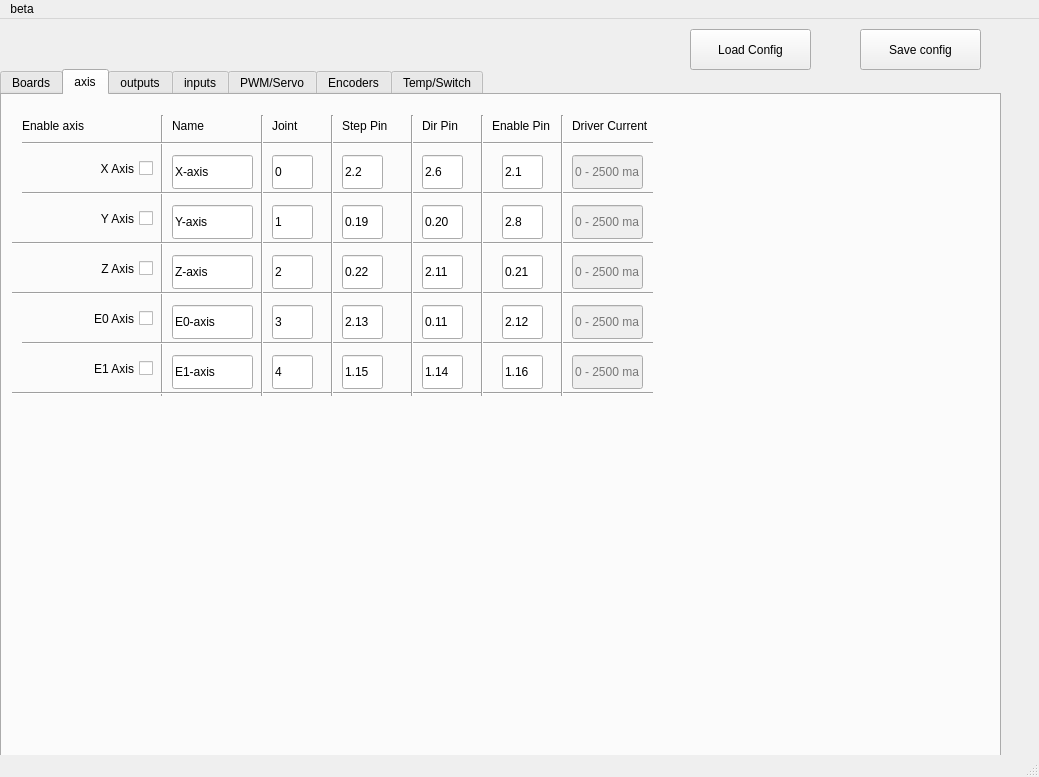
Old version of the form remoreconfig.ui in the repository aaroncnc/Remora-GUI-Config-Tool.
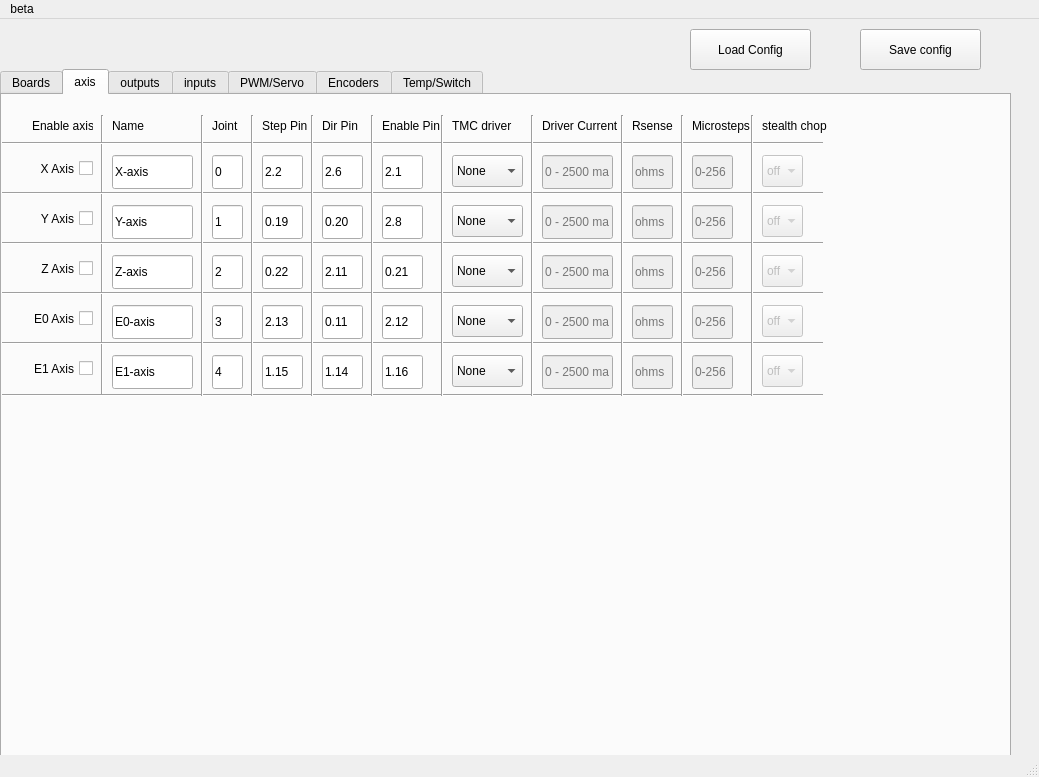
New version of the form. The open tabs and pages were chosen to show the change.

Commit message:
added TMC driver config
added TMC drievr config for both 2208 and 2209
RX pin is hard set for now later update will add this to the gui. edit the txt file if you need to change as it it set for a skr1.4 board

```diff
--- a/remoreconfig.ui
+++ b/remoreconfig.ui
@@ -19,7 +19,7 @@
      <rect>
       <x>0</x>
       <y>50</y>
-      <width>1001</width>
+      <width>1011</width>
       <height>701</height>
      </rect>
     </property>
@@ -124,9 +124,9 @@
      <widget class="QLabel" name="label">
       <property name="geometry">
        <rect>
-        <x>20</x>
+        <x>30</x>
         <y>20</y>
-        <width>91</width>
+        <width>61</width>
         <height>22</height>
        </rect>
       </property>
@@ -137,9 +137,9 @@
      <widget class="QLineEdit" name="xaxisjoint">
       <property name="geometry">
        <rect>
-        <x>270</x>
+        <x>210</x>
         <y>60</y>
-        <width>41</width>
+        <width>31</width>
         <height>34</height>
        </rect>
       </property>
@@ -153,7 +153,7 @@
      <widget class="QLabel" name="label_105">
       <property name="geometry">
        <rect>
-        <x>170</x>
+        <x>110</x>
         <y>20</y>
         <width>68</width>
         <height>22</height>
@@ -166,7 +166,7 @@
      <widget class="QLabel" name="label_106">
       <property name="geometry">
        <rect>
-        <x>270</x>
+        <x>210</x>
         <y>20</y>
         <width>51</width>
         <height>22</height>
@@ -179,7 +179,7 @@
      <widget class="QLineEdit" name="xaxistxt">
       <property name="geometry">
        <rect>
-        <x>170</x>
+        <x>110</x>
         <y>60</y>
         <width>81</width>
         <height>34</height>
@@ -195,7 +195,7 @@
      <widget class="QLabel" name="label_107">
       <property name="geometry">
        <rect>
-        <x>340</x>
+        <x>260</x>
         <y>10</y>
         <width>61</width>
         <height>41</height>
@@ -211,7 +211,7 @@
      <widget class="QLineEdit" name="xaxisstep">
       <property name="geometry">
        <rect>
-        <x>340</x>
+        <x>260</x>
         <y>60</y>
         <width>41</width>
         <height>34</height>
@@ -227,7 +227,7 @@
      <widget class="QLineEdit" name="xaxisdir">
       <property name="geometry">
        <rect>
-        <x>420</x>
+        <x>320</x>
         <y>60</y>
         <width>41</width>
         <height>34</height>
@@ -243,7 +243,7 @@
      <widget class="QLabel" name="label_108">
       <property name="geometry">
        <rect>
-        <x>490</x>
+        <x>380</x>
         <y>10</y>
         <width>81</width>
         <height>41</height>
@@ -259,7 +259,7 @@
      <widget class="QLineEdit" name="xaxisenable">
       <property name="geometry">
        <rect>
-        <x>500</x>
+        <x>380</x>
         <y>60</y>
         <width>41</width>
         <height>34</height>
@@ -275,7 +275,7 @@
      <widget class="QLabel" name="label_109">
       <property name="geometry">
        <rect>
-        <x>420</x>
+        <x>320</x>
         <y>10</y>
         <width>61</width>
         <height>41</height>
@@ -291,9 +291,9 @@
      <widget class="QCheckBox" name="xaxis">
       <property name="geometry">
        <rect>
-        <x>50</x>
+        <x>20</x>
         <y>60</y>
-        <width>101</width>
+        <width>71</width>
         <height>27</height>
        </rect>
       </property>
@@ -307,7 +307,7 @@
      <widget class="QLineEdit" name="yaxistxt">
       <property name="geometry">
        <rect>
-        <x>170</x>
+        <x>110</x>
         <y>110</y>
         <width>81</width>
         <height>34</height>
@@ -323,7 +323,7 @@
      <widget class="QLineEdit" name="yaxisenable">
       <property name="geometry">
        <rect>
-        <x>500</x>
+        <x>380</x>
         <y>110</y>
         <width>41</width>
         <height>34</height>
@@ -339,9 +339,9 @@
      <widget class="QCheckBox" name="yaxis">
       <property name="geometry">
        <rect>
-        <x>50</x>
+        <x>20</x>
         <y>110</y>
-        <width>101</width>
+        <width>71</width>
         <height>27</height>
        </rect>
       </property>
@@ -355,7 +355,7 @@
      <widget class="QLineEdit" name="yaxisdir">
       <property name="geometry">
        <rect>
-        <x>420</x>
+        <x>320</x>
         <y>110</y>
         <width>41</width>
         <height>34</height>
@@ -371,9 +371,9 @@
      <widget class="QLineEdit" name="yaxisjoint">
       <property name="geometry">
        <rect>
-        <x>270</x>
+        <x>210</x>
         <y>110</y>
-        <width>41</width>
+        <width>31</width>
         <height>34</height>
        </rect>
       </property>
@@ -387,7 +387,7 @@
      <widget class="QLineEdit" name="yaxisstep">
       <property name="geometry">
        <rect>
-        <x>340</x>
+        <x>260</x>
         <y>110</y>
         <width>41</width>
         <height>34</height>
@@ -403,7 +403,7 @@
      <widget class="QLineEdit" name="zaxistxt">
       <property name="geometry">
        <rect>
-        <x>170</x>
+        <x>110</x>
         <y>160</y>
         <width>81</width>
         <height>34</height>
@@ -419,7 +419,7 @@
      <widget class="QLineEdit" name="zaxisenable">
       <property name="geometry">
        <rect>
-        <x>500</x>
+        <x>380</x>
         <y>160</y>
         <width>41</width>
         <height>34</height>
@@ -435,9 +435,9 @@
      <widget class="QCheckBox" name="zaxis">
       <property name="geometry">
        <rect>
-        <x>50</x>
+        <x>20</x>
         <y>160</y>
-        <width>101</width>
+        <width>71</width>
         <height>27</height>
        </rect>
       </property>
@@ -451,7 +451,7 @@
      <widget class="QLineEdit" name="zaxisdir">
       <property name="geometry">
        <rect>
-        <x>420</x>
+        <x>320</x>
         <y>160</y>
         <width>41</width>
         <height>34</height>
@@ -467,9 +467,9 @@
      <widget class="QLineEdit" name="zaxisjoint">
       <property name="geometry">
        <rect>
-        <x>270</x>
+        <x>210</x>
         <y>160</y>
-        <width>41</width>
+        <width>31</width>
         <height>34</height>
        </rect>
       </property>
@@ -483,7 +483,7 @@
      <widget class="QLineEdit" name="zaxisstep">
       <property name="geometry">
        <rect>
-        <x>340</x>
+        <x>260</x>
         <y>160</y>
         <width>41</width>
         <height>34</height>
@@ -499,7 +499,7 @@
      <widget class="QLineEdit" name="e0axistxt">
       <property name="geometry">
        <rect>
-        <x>170</x>
+        <x>110</x>
         <y>210</y>
         <width>81</width>
         <height>34</height>
@@ -515,7 +515,7 @@
      <widget class="QLineEdit" name="e0axisenable">
       <property name="geometry">
        <rect>
-        <x>500</x>
+        <x>380</x>
         <y>210</y>
         <width>41</width>
         <height>34</height>
@@ -531,9 +531,9 @@
      <widget class="QCheckBox" name="e0axis">
       <property name="geometry">
        <rect>
-        <x>50</x>
+        <x>20</x>
         <y>210</y>
-        <width>101</width>
+        <width>71</width>
         <height>27</height>
        </rect>
       </property>
@@ -547,7 +547,7 @@
      <widget class="QLineEdit" name="e0axisdir">
       <property name="geometry">
        <rect>
-        <x>420</x>
+        <x>320</x>
         <y>210</y>
         <width>41</width>
         <height>34</height>
@@ -563,9 +563,9 @@
      <widget class="QLineEdit" name="e0axisjoint">
       <property name="geometry">
        <rect>
-        <x>270</x>
+        <x>210</x>
         <y>210</y>
-        <width>41</width>
+        <width>31</width>
         <height>34</height>
        </rect>
       </property>
@@ -579,7 +579,7 @@
      <widget class="QLineEdit" name="e0axisstep">
       <property name="geometry">
        <rect>
-        <x>340</x>
+        <x>260</x>
         <y>210</y>
         <width>41</width>
         <height>34</height>
@@ -595,7 +595,7 @@
      <widget class="QLineEdit" name="e1axistxt">
       <property name="geometry">
        <rect>
-        <x>170</x>
+        <x>110</x>
         <y>260</y>
         <width>81</width>
         <height>34</height>
@@ -611,7 +611,7 @@
      <widget class="QLineEdit" name="e1axisenable">
       <property name="geometry">
        <rect>
-        <x>500</x>
+        <x>380</x>
         <y>260</y>
         <width>41</width>
         <height>34</height>
@@ -627,9 +627,9 @@
      <widget class="QCheckBox" name="e1axis">
       <property name="geometry">
        <rect>
-        <x>50</x>
+        <x>20</x>
         <y>260</y>
-        <width>101</width>
+        <width>71</width>
         <height>27</height>
        </rect>
       </property>
@@ -643,7 +643,7 @@
      <widget class="QLineEdit" name="e1axisdir">
       <property name="geometry">
        <rect>
-        <x>420</x>
+        <x>320</x>
         <y>260</y>
         <width>41</width>
         <height>34</height>
@@ -659,9 +659,9 @@
      <widget class="QLineEdit" name="e1axisjoint">
       <property name="geometry">
        <rect>
-        <x>270</x>
+        <x>210</x>
         <y>260</y>
-        <width>41</width>
+        <width>31</width>
         <height>34</height>
        </rect>
       </property>
@@ -675,7 +675,7 @@
      <widget class="QLineEdit" name="e1axisstep">
       <property name="geometry">
        <rect>
-        <x>340</x>
+        <x>260</x>
         <y>260</y>
         <width>41</width>
         <height>34</height>
@@ -691,7 +691,7 @@
      <widget class="Line" name="line_75">
       <property name="geometry">
        <rect>
-        <x>150</x>
+        <x>90</x>
         <y>20</y>
         <width>20</width>
         <height>281</height>
@@ -704,9 +704,9 @@
      <widget class="Line" name="line_76">
       <property name="geometry">
        <rect>
-        <x>20</x>
+        <x>-40</x>
         <y>40</y>
-        <width>631</width>
+        <width>861</width>
         <height>16</height>
        </rect>
       </property>
@@ -717,9 +717,9 @@
      <widget class="Line" name="line_77">
       <property name="geometry">
        <rect>
-        <x>20</x>
+        <x>-40</x>
         <y>90</y>
-        <width>631</width>
+        <width>861</width>
         <height>16</height>
        </rect>
       </property>
@@ -730,9 +730,9 @@
      <widget class="Line" name="line_78">
       <property name="geometry">
        <rect>
-        <x>10</x>
+        <x>-40</x>
         <y>140</y>
-        <width>641</width>
+        <width>861</width>
         <height>16</height>
        </rect>
       </property>
@@ -743,9 +743,9 @@
      <widget class="Line" name="line_79">
       <property name="geometry">
        <rect>
-        <x>10</x>
+        <x>-40</x>
         <y>190</y>
-        <width>641</width>
+        <width>861</width>
         <height>16</height>
        </rect>
       </property>
@@ -756,9 +756,9 @@
      <widget class="Line" name="line_80">
       <property name="geometry">
        <rect>
-        <x>20</x>
+        <x>-40</x>
         <y>240</y>
-        <width>631</width>
+        <width>861</width>
         <height>16</height>
        </rect>
       </property>
@@ -769,10 +769,10 @@
      <widget class="Line" name="line_81">
       <property name="geometry">
        <rect>
-        <x>10</x>
+        <x>-40</x>
         <y>290</y>
-        <width>641</width>
-        <height>16</height>
+        <width>861</width>
+        <height>20</height>
        </rect>
       </property>
       <property name="orientation">
@@ -782,7 +782,7 @@
      <widget class="Line" name="line_82">
       <property name="geometry">
        <rect>
-        <x>250</x>
+        <x>190</x>
         <y>20</y>
         <width>20</width>
         <height>281</height>
@@ -795,7 +795,7 @@
      <widget class="Line" name="line_83">
       <property name="geometry">
        <rect>
-        <x>320</x>
+        <x>240</x>
         <y>20</y>
         <width>20</width>
         <height>281</height>
@@ -808,7 +808,7 @@
      <widget class="Line" name="line_84">
       <property name="geometry">
        <rect>
-        <x>400</x>
+        <x>300</x>
         <y>20</y>
         <width>20</width>
         <height>281</height>
@@ -821,7 +821,7 @@
      <widget class="Line" name="line_85">
       <property name="geometry">
        <rect>
-        <x>470</x>
+        <x>360</x>
         <y>20</y>
         <width>20</width>
         <height>281</height>
@@ -834,7 +834,7 @@
      <widget class="Line" name="line_94">
       <property name="geometry">
        <rect>
-        <x>550</x>
+        <x>430</x>
         <y>20</y>
         <width>20</width>
         <height>281</height>
@@ -847,7 +847,7 @@
      <widget class="QLabel" name="label_110">
       <property name="geometry">
        <rect>
-        <x>570</x>
+        <x>540</x>
         <y>10</y>
         <width>81</width>
         <height>41</height>
@@ -866,7 +866,7 @@
       </property>
       <property name="geometry">
        <rect>
-        <x>570</x>
+        <x>540</x>
         <y>60</y>
         <width>71</width>
         <height>34</height>
@@ -885,7 +885,7 @@
       </property>
       <property name="geometry">
        <rect>
-        <x>570</x>
+        <x>540</x>
         <y>110</y>
         <width>71</width>
         <height>34</height>
@@ -904,7 +904,7 @@
       </property>
       <property name="geometry">
        <rect>
-        <x>570</x>
+        <x>540</x>
         <y>160</y>
         <width>71</width>
         <height>34</height>
@@ -923,7 +923,7 @@
       </property>
       <property name="geometry">
        <rect>
-        <x>570</x>
+        <x>540</x>
         <y>210</y>
         <width>71</width>
         <height>34</height>
@@ -942,7 +942,7 @@
       </property>
       <property name="geometry">
        <rect>
-        <x>570</x>
+        <x>540</x>
         <y>260</y>
         <width>71</width>
         <height>34</height>
@@ -955,6 +955,552 @@
        <string>0 - 2500 ma</string>
       </property>
      </widget>
+     <widget class="QLabel" name="label_111">
+      <property name="geometry">
+       <rect>
+        <x>450</x>
+        <y>10</y>
+        <width>81</width>
+        <height>41</height>
+       </rect>
+      </property>
+      <property name="text">
+       <string>TMC driver</string>
+      </property>
+      <property name="wordWrap">
+       <bool>true</bool>
+      </property>
+     </widget>
+     <widget class="Line" name="line_95">
+      <property name="geometry">
+       <rect>
+        <x>520</x>
+        <y>20</y>
+        <width>20</width>
+        <height>281</height>
+       </rect>
+      </property>
+      <property name="orientation">
+       <enum>Qt::Vertical</enum>
+      </property>
+     </widget>
+     <widget class="QComboBox" name="xaxistmc">
+      <property name="geometry">
+       <rect>
+        <x>450</x>
+        <y>60</y>
+        <width>71</width>
+        <height>32</height>
+       </rect>
+      </property>
+      <item>
+       <property name="text">
+        <string>None</string>
+       </property>
+      </item>
+      <item>
+       <property name="text">
+        <string>TMC2208</string>
+       </property>
+      </item>
+      <item>
+       <property name="text">
+        <string>TMC2209</string>
+       </property>
+      </item>
+     </widget>
+     <widget class="QComboBox" name="yaxistmc">
+      <property name="geometry">
+       <rect>
+        <x>450</x>
+        <y>110</y>
+        <width>71</width>
+        <height>32</height>
+       </rect>
+      </property>
+      <item>
+       <property name="text">
+        <string>None</string>
+       </property>
+      </item>
+      <item>
+       <property name="text">
+        <string>TMC2208</string>
+       </property>
+      </item>
+      <item>
+       <property name="text">
+        <string>TMC2209</string>
+       </property>
+      </item>
+     </widget>
+     <widget class="QComboBox" name="zaxistmc">
+      <property name="geometry">
+       <rect>
+        <x>450</x>
+        <y>160</y>
+        <width>71</width>
+        <height>32</height>
+       </rect>
+      </property>
+      <item>
+       <property name="text">
+        <string>None</string>
+       </property>
+      </item>
+      <item>
+       <property name="text">
+        <string>TMC2208</string>
+       </property>
+      </item>
+      <item>
+       <property name="text">
+        <string>TMC2209</string>
+       </property>
+      </item>
+     </widget>
+     <widget class="QComboBox" name="e0axistmc">
+      <property name="geometry">
+       <rect>
+        <x>450</x>
+        <y>210</y>
+        <width>71</width>
+        <height>32</height>
+       </rect>
+      </property>
+      <item>
+       <property name="text">
+        <string>None</string>
+       </property>
+      </item>
+      <item>
+       <property name="text">
+        <string>TMC2208</string>
+       </property>
+      </item>
+      <item>
+       <property name="text">
+        <string>TMC2209</string>
+       </property>
+      </item>
+     </widget>
+     <widget class="QComboBox" name="e1axistmc">
+      <property name="geometry">
+       <rect>
+        <x>450</x>
+        <y>260</y>
+        <width>71</width>
+        <height>32</height>
+       </rect>
+      </property>
+      <item>
+       <property name="text">
+        <string>None</string>
+       </property>
+      </item>
+      <item>
+       <property name="text">
+        <string>TMC2208</string>
+       </property>
+      </item>
+      <item>
+       <property name="text">
+        <string>TMC2209</string>
+       </property>
+      </item>
+     </widget>
+     <widget class="QLabel" name="label_112">
+      <property name="geometry">
+       <rect>
+        <x>630</x>
+        <y>10</y>
+        <width>41</width>
+        <height>41</height>
+       </rect>
+      </property>
+      <property name="text">
+       <string>Rsense</string>
+      </property>
+      <property name="wordWrap">
+       <bool>true</bool>
+      </property>
+     </widget>
+     <widget class="QLabel" name="label_113">
+      <property name="geometry">
+       <rect>
+        <x>690</x>
+        <y>10</y>
+        <width>81</width>
+        <height>41</height>
+       </rect>
+      </property>
+      <property name="text">
+       <string>Microsteps</string>
+      </property>
+      <property name="wordWrap">
+       <bool>true</bool>
+      </property>
+     </widget>
+     <widget class="QLabel" name="label_114">
+      <property name="geometry">
+       <rect>
+        <x>760</x>
+        <y>10</y>
+        <width>81</width>
+        <height>41</height>
+       </rect>
+      </property>
+      <property name="text">
+       <string>stealth chop</string>
+      </property>
+      <property name="wordWrap">
+       <bool>true</bool>
+      </property>
+     </widget>
+     <widget class="Line" name="line_96">
+      <property name="geometry">
+       <rect>
+        <x>610</x>
+        <y>20</y>
+        <width>20</width>
+        <height>281</height>
+       </rect>
+      </property>
+      <property name="orientation">
+       <enum>Qt::Vertical</enum>
+      </property>
+     </widget>
+     <widget class="Line" name="line_97">
+      <property name="geometry">
+       <rect>
+        <x>670</x>
+        <y>20</y>
+        <width>20</width>
+        <height>281</height>
+       </rect>
+      </property>
+      <property name="orientation">
+       <enum>Qt::Vertical</enum>
+      </property>
+     </widget>
+     <widget class="Line" name="line_98">
+      <property name="geometry">
+       <rect>
+        <x>740</x>
+        <y>20</y>
+        <width>20</width>
+        <height>281</height>
+       </rect>
+      </property>
+      <property name="orientation">
+       <enum>Qt::Vertical</enum>
+      </property>
+     </widget>
+     <widget class="QLineEdit" name="xaxiscursense">
+      <property name="enabled">
+       <bool>false</bool>
+      </property>
+      <property name="geometry">
+       <rect>
+        <x>630</x>
+        <y>60</y>
+        <width>41</width>
+        <height>34</height>
+       </rect>
+      </property>
+      <property name="text">
+       <string/>
+      </property>
+      <property name="placeholderText">
+       <string>ohms</string>
+      </property>
+     </widget>
+     <widget class="QLineEdit" name="xaxismicrostep">
+      <property name="enabled">
+       <bool>false</bool>
+      </property>
+      <property name="geometry">
+       <rect>
+        <x>690</x>
+        <y>60</y>
+        <width>41</width>
+        <height>34</height>
+       </rect>
+      </property>
+      <property name="text">
+       <string/>
+      </property>
+      <property name="placeholderText">
+       <string>0-256</string>
+      </property>
+     </widget>
+     <widget class="QComboBox" name="xaxisstealthcop">
+      <property name="enabled">
+       <bool>false</bool>
+      </property>
+      <property name="geometry">
+       <rect>
+        <x>760</x>
+        <y>60</y>
+        <width>41</width>
+        <height>32</height>
+       </rect>
+      </property>
+      <item>
+       <property name="text">
+        <string>off</string>
+       </property>
+      </item>
+      <item>
+       <property name="text">
+        <string>on</string>
+       </property>
+      </item>
+     </widget>
+     <widget class="QComboBox" name="yaxisstealthcop">
+      <property name="enabled">
+       <bool>false</bool>
+      </property>
+      <property name="geometry">
+       <rect>
+        <x>760</x>
+        <y>110</y>
+        <width>41</width>
+        <height>32</height>
+       </rect>
+      </property>
+      <item>
+       <property name="text">
+        <string>off</string>
+       </property>
+      </item>
+      <item>
+       <property name="text">
+        <string>on</string>
+       </property>
+      </item>
+     </widget>
+     <widget class="QLineEdit" name="yaxiscursense">
+      <property name="enabled">
+       <bool>false</bool>
+      </property>
+      <property name="geometry">
+       <rect>
+        <x>630</x>
+        <y>110</y>
+        <width>41</width>
+        <height>34</height>
+       </rect>
+      </property>
+      <property name="text">
+       <string/>
+      </property>
+      <property name="placeholderText">
+       <string>ohms</string>
+      </property>
+     </widget>
+     <widget class="QLineEdit" name="yaxismicrostep">
+      <property name="enabled">
+       <bool>false</bool>
+      </property>
+      <property name="geometry">
+       <rect>
+        <x>690</x>
+        <y>110</y>
+        <width>41</width>
+        <height>34</height>
+       </rect>
+      </property>
+      <property name="text">
+       <string/>
+      </property>
+      <property name="placeholderText">
+       <string>0-256</string>
+      </property>
+     </widget>
+     <widget class="QComboBox" name="zaxisstealthcop">
+      <property name="enabled">
+       <bool>false</bool>
+      </property>
+      <property name="geometry">
+       <rect>
+        <x>760</x>
+        <y>160</y>
+        <width>41</width>
+        <height>32</height>
+       </rect>
+      </property>
+      <item>
+       <property name="text">
+        <string>off</string>
+       </property>
+      </item>
+      <item>
+       <property name="text">
+        <string>on</string>
+       </property>
+      </item>
+     </widget>
+     <widget class="QLineEdit" name="zaxiscursense">
+      <property name="enabled">
+       <bool>false</bool>
+      </property>
+      <property name="geometry">
+       <rect>
+        <x>630</x>
+        <y>160</y>
+        <width>41</width>
+        <height>34</height>
+       </rect>
+      </property>
+      <property name="text">
+       <string/>
+      </property>
+      <property name="placeholderText">
+       <string>ohms</string>
+      </property>
+     </widget>
+     <widget class="QLineEdit" name="zaxismicrostep">
+      <property name="enabled">
+       <bool>false</bool>
+      </property>
+      <property name="geometry">
+       <rect>
+        <x>690</x>
+        <y>160</y>
+        <width>41</width>
+        <height>34</height>
+       </rect>
+      </property>
+      <property name="text">
+       <string/>
+      </property>
+      <property name="placeholderText">
+       <string>0-256</string>
+      </property>
+     </widget>
+     <widget class="QComboBox" name="e0axisstealthcop">
+      <property name="enabled">
+       <bool>false</bool>
+      </property>
+      <property name="geometry">
+       <rect>
+        <x>760</x>
+        <y>210</y>
+        <width>41</width>
+        <height>32</height>
+       </rect>
+      </property>
+      <item>
+       <property name="text">
+        <string>off</string>
+       </property>
+      </item>
+      <item>
+       <property name="text">
+        <string>on</string>
+       </property>
+      </item>
+     </widget>
+     <widget class="QLineEdit" name="e0axiscursense">
+      <property name="enabled">
+       <bool>false</bool>
+      </property>
+      <property name="geometry">
+       <rect>
+        <x>630</x>
+        <y>210</y>
+        <width>41</width>
+        <height>34</height>
+       </rect>
+      </property>
+      <property name="text">
+       <string/>
+      </property>
+      <property name="placeholderText">
+       <string>ohms</string>
+      </property>
+     </widget>
+     <widget class="QLineEdit" name="e0axismicrostep">
+      <property name="enabled">
+       <bool>false</bool>
+      </property>
+      <property name="geometry">
+       <rect>
+        <x>690</x>
+        <y>210</y>
+        <width>41</width>
+        <height>34</height>
+       </rect>
+      </property>
+      <property name="text">
+       <string/>
+      </property>
+      <property name="placeholderText">
+       <string>0-256</string>
+      </property>
+     </widget>
+     <widget class="QComboBox" name="e1axisstealthcop">
+      <property name="enabled">
+       <bool>false</bool>
+      </property>
+      <property name="geometry">
+       <rect>
+        <x>760</x>
+        <y>260</y>
+        <width>41</width>
+        <height>32</height>
+       </rect>
+      </property>
+      <item>
+       <property name="text">
+        <string>off</string>
+       </property>
+      </item>
+      <item>
+       <property name="text">
+        <string>on</string>
+       </property>
+      </item>
+     </widget>
+     <widget class="QLineEdit" name="e1axiscursense">
+      <property name="enabled">
+       <bool>false</bool>
+      </property>
+      <property name="geometry">
+       <rect>
+        <x>630</x>
+        <y>260</y>
+        <width>41</width>
+        <height>34</height>
+       </rect>
+      </property>
+      <property name="text">
+       <string/>
+      </property>
+      <property name="placeholderText">
+       <string>ohms</string>
+      </property>
+     </widget>
+     <widget class="QLineEdit" name="e1axismicrostep">
+      <property name="enabled">
+       <bool>false</bool>
+      </property>
+      <property name="geometry">
+       <rect>
+        <x>690</x>
+        <y>260</y>
+        <width>41</width>
+        <height>34</height>
+       </rect>
+      </property>
+      <property name="text">
+       <string/>
+      </property>
+      <property name="placeholderText">
+       <string>0-256</string>
+      </property>
+     </widget>
     </widget>
     <widget class="QWidget" name="outputs">
      <attribute name="title">
```
Left out of the diff: 2 changed lines with no effect on the pictures. The commit also changes 1 other file.
